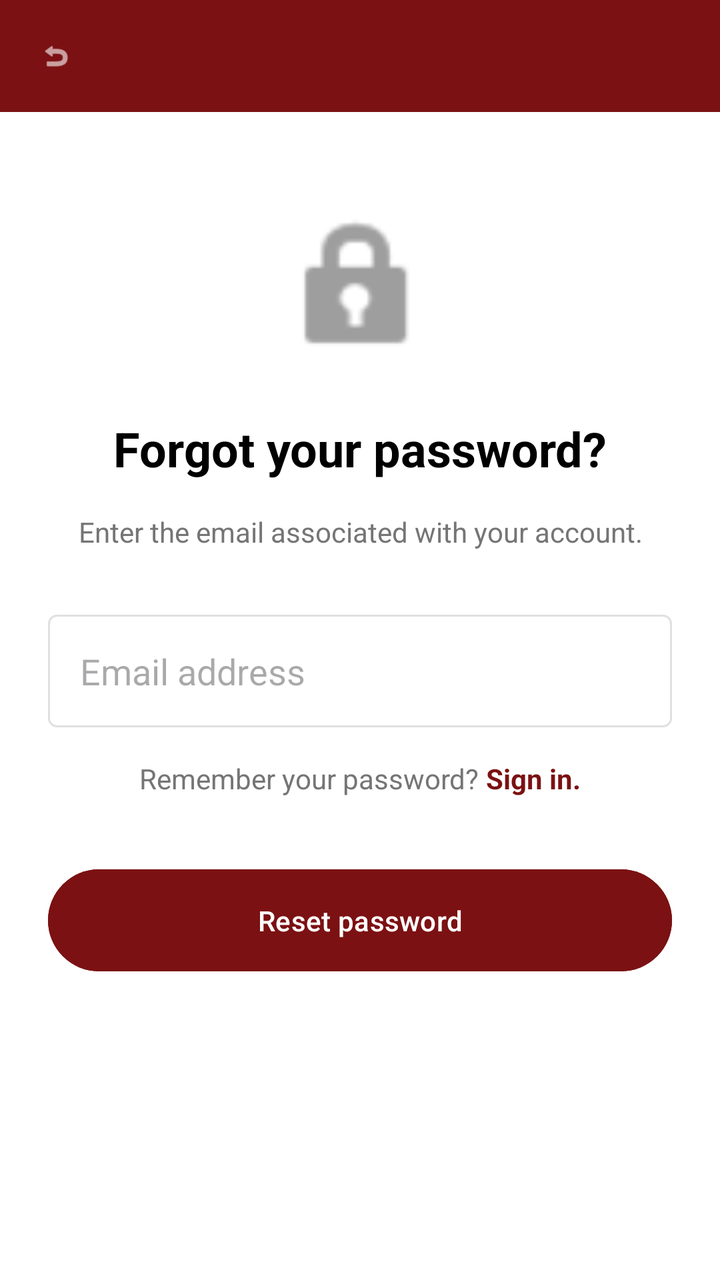
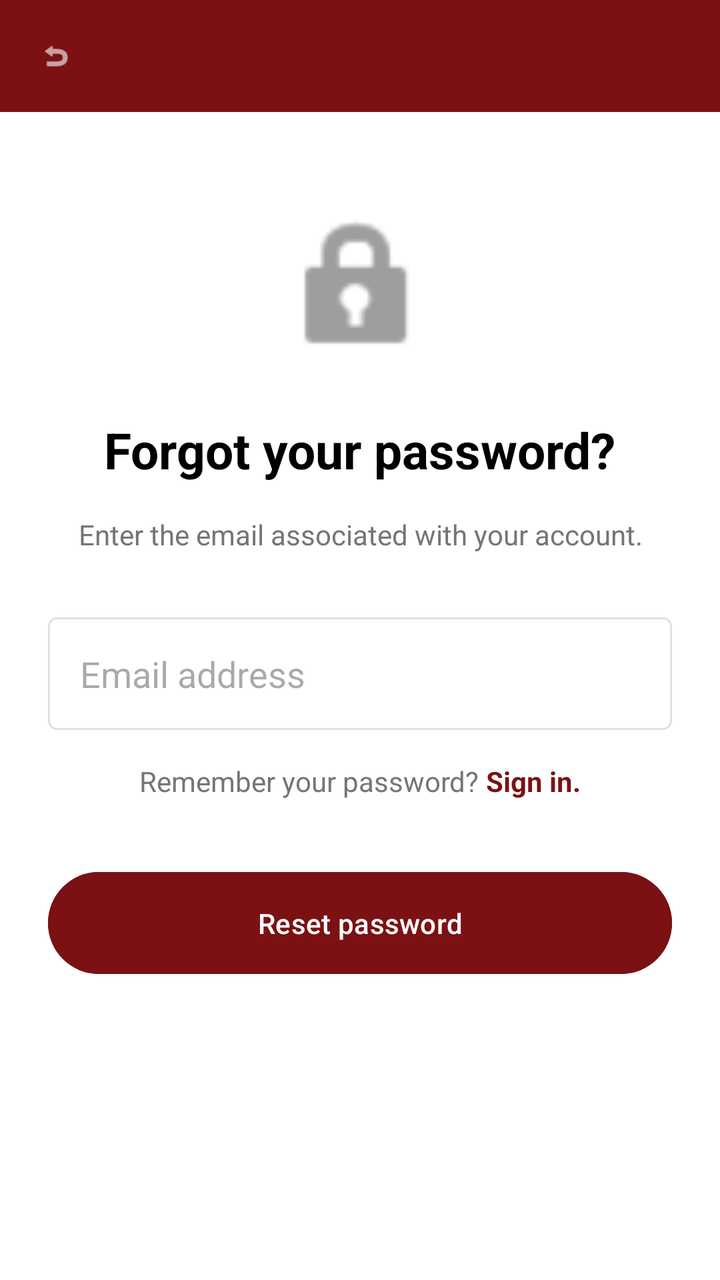

The first picture is an Android layout as it rendered before a commit; the second is the same layout after the commit. The layout source and the unified diff follow.
<!-- AndroidManifest.xml: application theme Theme.FixItFinderApp -->
<!-- res/layout/activity_forgot_password.xml -->
<?xml version="1.0" encoding="utf-8"?>
<androidx.constraintlayout.widget.ConstraintLayout
    xmlns:android="http://schemas.android.com/apk/res/android"
    xmlns:app="http://schemas.android.com/apk/res-auto"
    android:layout_width="match_parent"
    android:layout_height="match_parent"
    android:background="@android:color/white">

    
    <LinearLayout
        android:id="@+id/headerLayout"
        android:layout_width="match_parent"
        android:layout_height="wrap_content"
        android:orientation="horizontal"
        android:background="@color/color_primary"
        android:padding="16dp"
        android:gravity="center_vertical"
        app:layout_constraintTop_toTopOf="parent"
        app:layout_constraintStart_toStartOf="parent"
        app:layout_constraintEnd_toEndOf="parent">

        <ImageView
            android:id="@+id/btnBack"
            android:layout_width="24dp"
            android:layout_height="24dp"
            android:src="@android:drawable/ic_menu_revert"
            android:tint="@color/white"
            android:padding="4dp"
            android:background="?attr/selectableItemBackgroundBorderless"
            android:contentDescription="Back" />
    </LinearLayout>

    
    <ImageView
        android:id="@+id/ivLockIcon"
        android:layout_width="80dp"
        android:layout_height="80dp"
        android:src="@android:drawable/ic_lock_idle_lock"
        android:layout_marginTop="48dp"
        app:layout_constraintTop_toBottomOf="@+id/headerLayout"
        app:layout_constraintStart_toStartOf="parent"
        app:layout_constraintEnd_toEndOf="parent"
        android:tint="#9E9E9E" />

    
    <TextView
        android:id="@+id/tvTitle"
        android:layout_width="wrap_content"
        android:layout_height="wrap_content"
        android:text="Forgot your password?"
        android:textSize="24sp"
        android:textStyle="bold"
        android:textColor="@android:color/black"
        android:layout_marginTop="24dp"
        app:layout_constraintTop_toBottomOf="@+id/ivLockIcon"
        app:layout_constraintStart_toStartOf="parent"
        app:layout_constraintEnd_toEndOf="parent" />

    
    <TextView
        android:id="@+id/tvDescription"
        android:layout_width="0dp"
        android:layout_height="wrap_content"
        android:text="Enter the email associated with your account."
        android:textSize="14sp"
        android:textColor="#757575"
        android:gravity="center"
        android:layout_marginTop="16dp"
        android:layout_marginStart="32dp"
        android:layout_marginEnd="32dp"
        app:layout_constraintTop_toBottomOf="@+id/tvTitle"
        app:layout_constraintStart_toStartOf="parent"
        app:layout_constraintEnd_toEndOf="parent" />

    
    <EditText
        android:id="@+id/edtEmail"
        android:layout_width="0dp"
        android:layout_height="wrap_content"
        android:hint="Email address"
        android:inputType="textEmailAddress"
        android:padding="16dp"
        android:background="@drawable/edittext_background"
        android:layout_marginTop="32dp"
        android:layout_marginStart="24dp"
        android:layout_marginEnd="24dp"
        app:layout_constraintTop_toBottomOf="@+id/tvDescription"
        app:layout_constraintStart_toStartOf="parent"
        app:layout_constraintEnd_toEndOf="parent" />

    
    <LinearLayout
        android:id="@+id/rememberPasswordLayout"
        android:layout_width="wrap_content"
        android:layout_height="wrap_content"
        android:orientation="horizontal"
        android:layout_marginTop="16dp"
        app:layout_constraintTop_toBottomOf="@+id/edtEmail"
        app:layout_constraintStart_toStartOf="@+id/edtEmail"
        app:layout_constraintEnd_toEndOf="@+id/edtEmail">

        <TextView
            android:id="@+id/tvRememberPassword"
            android:layout_width="wrap_content"
            android:layout_height="wrap_content"
            android:text="Remember your password? "
            android:textSize="14sp"
            android:textColor="#757575" />

        <TextView
            android:id="@+id/tvSignIn"
            android:layout_width="wrap_content"
            android:layout_height="wrap_content"
            android:text="Sign in."
            android:textSize="14sp"
            android:textStyle="bold"
            android:textColor="@color/color_primary"
            android:clickable="true"
            android:focusable="true" />
    </LinearLayout>

    
    <Button
        android:id="@+id/btnResetPassword"
        android:layout_width="0dp"
        android:layout_height="wrap_content"
        android:text="Reset password"
        android:textColor="@color/white"
        android:backgroundTint="@color/color_primary"
        android:padding="16dp"
        android:layout_marginTop="32dp"
        android:layout_marginStart="24dp"
        android:layout_marginEnd="24dp"
        app:layout_constraintTop_toBottomOf="@+id/rememberPasswordLayout"
        app:layout_constraintStart_toStartOf="parent"
        app:layout_constraintEnd_toEndOf="parent" />

</androidx.constraintlayout.widget.ConstraintLayout>
<!-- resources referenced by this layout -->
<resources>
  <color name="color_primary">#7B1113</color>
  <color name="white">#FFFFFFFF</color>
  <!-- drawable edittext_background (drawable) -->
  <?xml version="1.0" encoding="utf-8"?>
  <shape xmlns:android="http://schemas.android.com/apk/res/android"
      android:shape="rectangle">
      <solid android:color="@android:color/white" />
      <stroke
          android:width="1dp"
          android:color="#E0E0E0" />
      <corners android:radius="4dp" />
  </shape>
  <style name="Theme.FixItFinderApp" parent="Base.Theme.FixItFinderApp" />
  <style name="Base.Theme.FixItFinderApp" parent="Theme.Material3.DayNight.NoActionBar">
          <item name="colorPrimary">@color/color_primary</item>
          <item name="colorSecondary">@color/color_secondary</item>
          <item name="colorSurface">@color/color_background</item>
          <item name="colorOnSurface">@color/color_text_dark</item>
          <item name="colorPrimaryContainer">@color/color_primary</item>
          <item name="colorOnPrimary">@color/color_background</item>
      </style>
  <color name="color_secondary">#825037</color>
  <color name="color_background">#FFFFFF</color>
  <color name="color_text_dark">#2C2C2C</color>
</resources>

<!-- the commit's change to res/layout/activity_forgot_password.xml (unified diff, before → after) -->
@@ -48,7 +48,7 @@
         android:layout_width="wrap_content"
         android:layout_height="wrap_content"
         android:text="Forgot your password?"
-        android:textSize="24sp"
+        android:textSize="25sp"
         android:textStyle="bold"
         android:textColor="@android:color/black"
         android:layout_marginTop="24dp"
